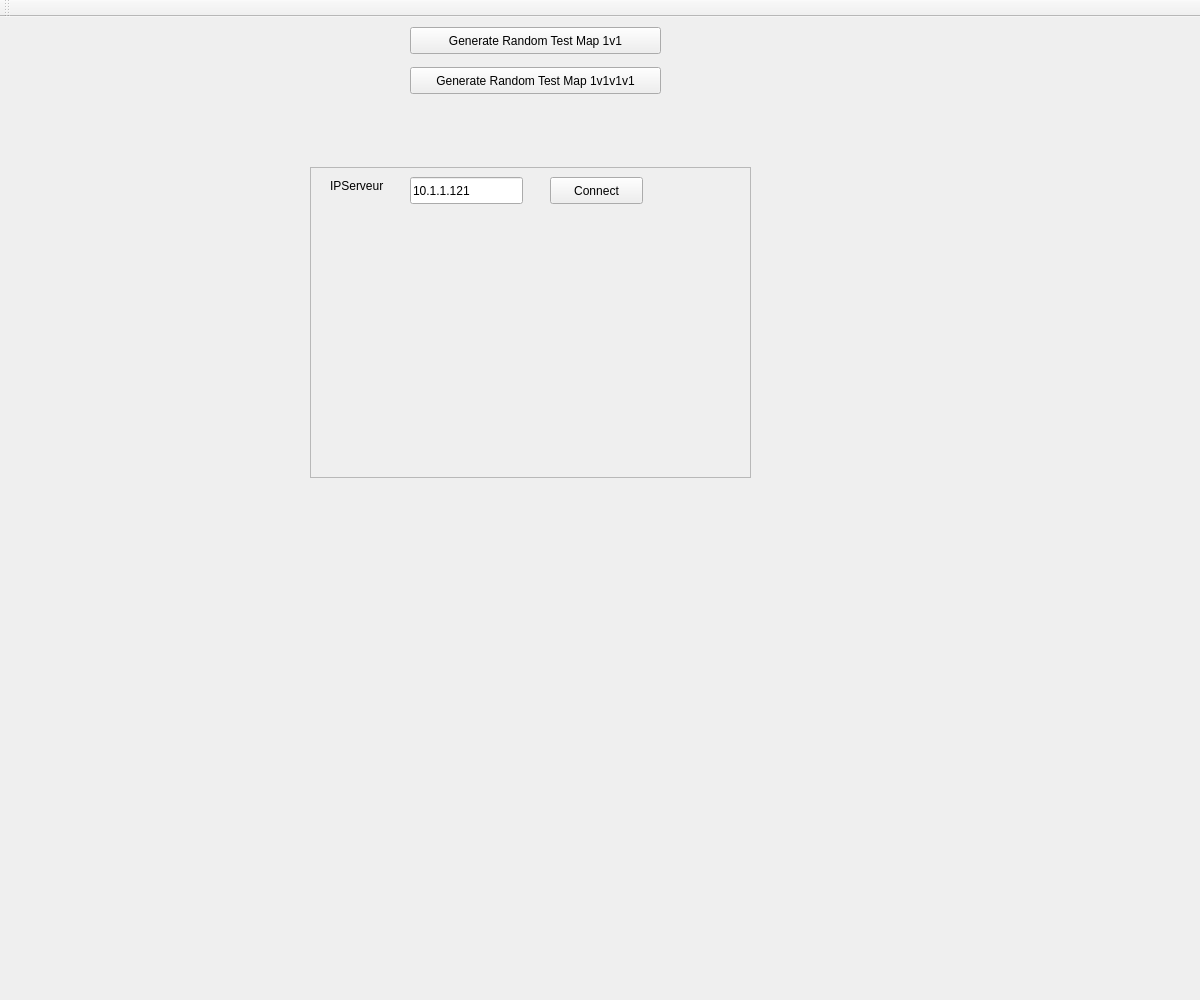
samuellavoie90/cll-PlanetWarsClient, file clientmaingame.ui: the form before one commit.
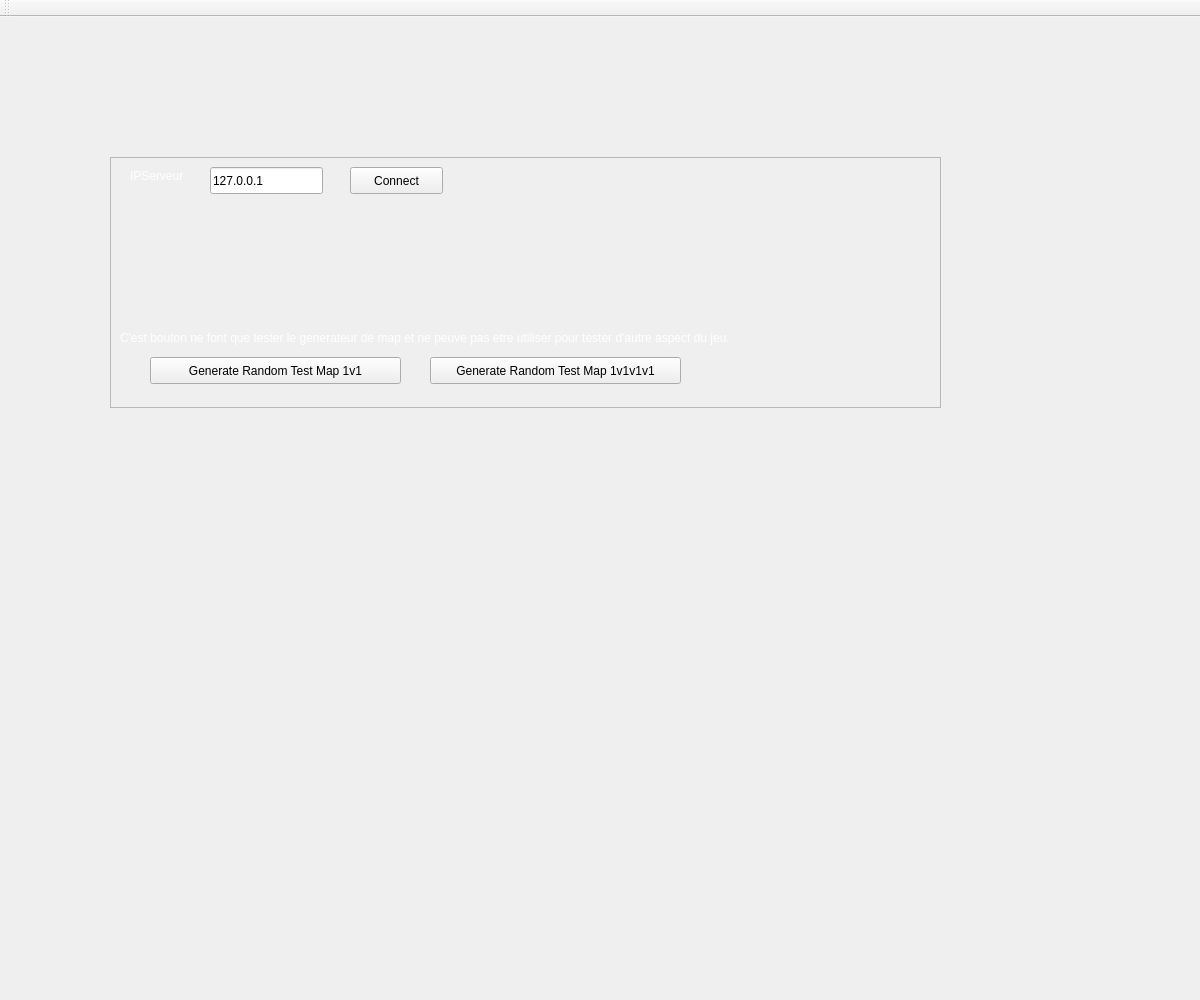
The form after the commit.

Patch:
```diff
--- a/clientmaingame.ui
+++ b/clientmaingame.ui
@@ -17,10 +17,10 @@
    <widget class="QFrame" name="frame">
     <property name="geometry">
      <rect>
-      <x>310</x>
-      <y>150</y>
-      <width>441</width>
-      <height>311</height>
+      <x>110</x>
+      <y>140</y>
+      <width>831</width>
+      <height>251</height>
      </rect>
     </property>
     <property name="frameShape">
@@ -38,6 +38,43 @@
        <height>17</height>
       </rect>
      </property>
+     <property name="palette">
+      <palette>
+       <active>
+        <colorrole role="WindowText">
+         <brush brushstyle="SolidPattern">
+          <color alpha="255">
+           <red>255</red>
+           <green>255</green>
+           <blue>255</blue>
+          </color>
+         </brush>
+        </colorrole>
+       </active>
+       <inactive>
+        <colorrole role="WindowText">
+         <brush brushstyle="SolidPattern">
+          <color alpha="255">
+           <red>255</red>
+           <green>255</green>
+           <blue>255</blue>
+          </color>
+         </brush>
+        </colorrole>
+       </inactive>
+       <disabled>
+        <colorrole role="WindowText">
+         <brush brushstyle="SolidPattern">
+          <color alpha="255">
+           <red>120</red>
+           <green>120</green>
+           <blue>120</blue>
+          </color>
+         </brush>
+        </colorrole>
+       </disabled>
+      </palette>
+     </property>
      <property name="text">
       <string>IPServeur</string>
      </property>
@@ -65,15 +102,14 @@
       </rect>
      </property>
      <property name="text">
-      <string>10.1.1.121</string>
+      <string>127.0.0.1</string>
      </property>
-    </widget>
    </widget>
    <widget class="QPushButton" name="pushButton_3">
     <property name="geometry">
      <rect>
-      <x>410</x>
-      <y>10</y>
+       <x>40</x>
+       <y>200</y>
       <width>251</width>
       <height>27</height>
      </rect>
@@ -85,8 +121,8 @@
    <widget class="QPushButton" name="pushButton_4">
     <property name="geometry">
      <rect>
-      <x>410</x>
-      <y>50</y>
+       <x>320</x>
+       <y>200</y>
       <width>251</width>
       <height>27</height>
      </rect>
@@ -95,6 +131,57 @@
      <string>Generate Random Test Map 1v1v1v1</string>
     </property>
    </widget>
+    <widget class="QLabel" name="label_2">
+     <property name="geometry">
+      <rect>
+       <x>10</x>
+       <y>170</y>
+       <width>771</width>
+       <height>21</height>
+      </rect>
+     </property>
+     <property name="palette">
+      <palette>
+       <active>
+        <colorrole role="WindowText">
+         <brush brushstyle="SolidPattern">
+          <color alpha="255">
+           <red>255</red>
+           <green>255</green>
+           <blue>255</blue>
+          </color>
+         </brush>
+        </colorrole>
+       </active>
+       <inactive>
+        <colorrole role="WindowText">
+         <brush brushstyle="SolidPattern">
+          <color alpha="255">
+           <red>255</red>
+           <green>255</green>
+           <blue>255</blue>
+          </color>
+         </brush>
+        </colorrole>
+       </inactive>
+       <disabled>
+        <colorrole role="WindowText">
+         <brush brushstyle="SolidPattern">
+          <color alpha="255">
+           <red>120</red>
+           <green>120</green>
+           <blue>120</blue>
+          </color>
+         </brush>
+        </colorrole>
+       </disabled>
+      </palette>
+     </property>
+     <property name="text">
+      <string>C'est bouton ne font que tester le generateur de map et ne peuve pas etre utiliser pour tester d'autre aspect du jeu.</string>
+     </property>
+    </widget>
+   </widget>
   </widget>
   <widget class="QMenuBar" name="menuBar">
    <property name="geometry">
@@ -102,7 +189,7 @@
      <x>0</x>
      <y>0</y>
      <width>1200</width>
-     <height>23</height>
+     <height>25</height>
     </rect>
    </property>
   </widget>
```
Lines whose indentation alone changed are shown as unchanged.
